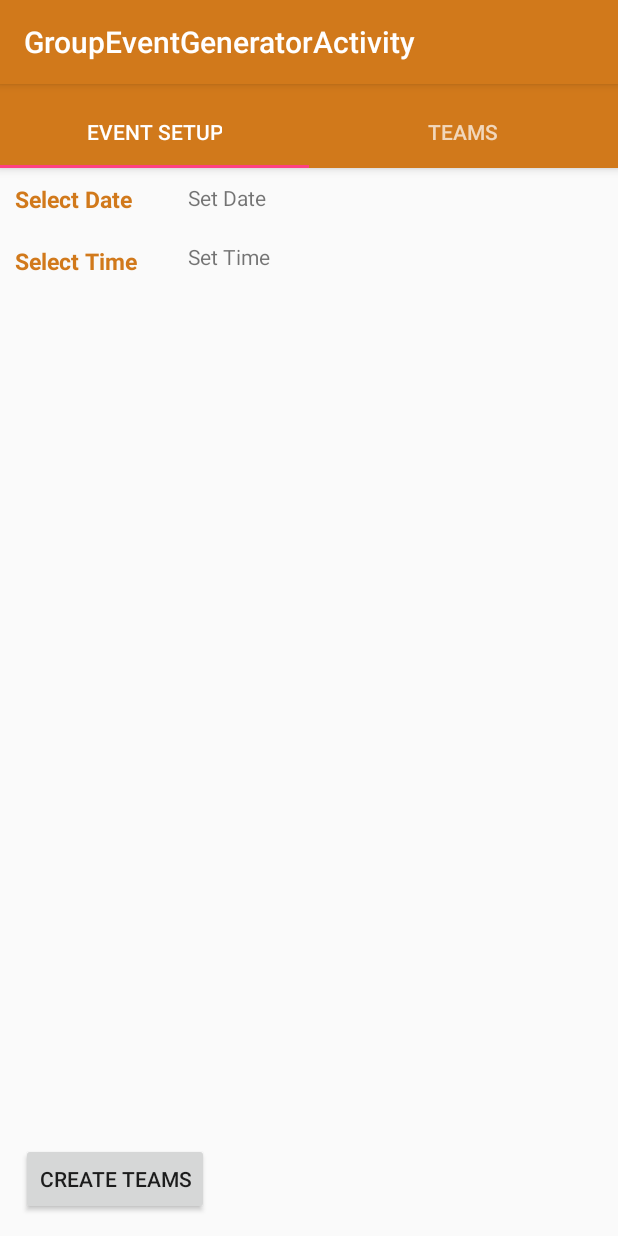
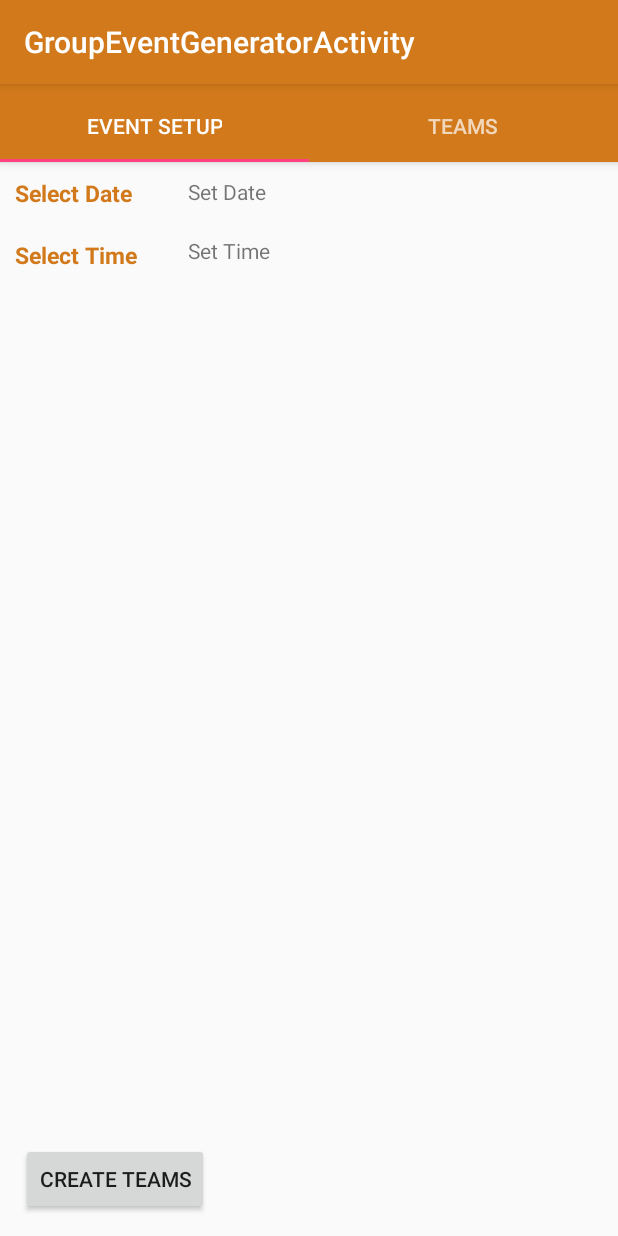
Before and after one commit to seanr89/MyGroupRandomiser, an Android app: the GroupEventGeneratorActivity screen opened directly, with no data from a screen before it, on a phone screen of 412 x 824 dp. Run offline under Robolectric (Android 15) with nearby library versions, the light colour scheme and no system bars; 1 statement that could not run was skipped.

Commit message:
Minor dimension updates

```diff
--- a/app/src/main/res/values/dimens.xml
+++ b/app/src/main/res/values/dimens.xml
@@ -5,5 +5,5 @@
     <dimen name="nav_header_vertical_spacing">8dp</dimen>
     <dimen name="nav_header_height">176dp</dimen>
     <dimen name="fab_margin">16dp</dimen>
-    <dimen name="appbar_padding_top">8dp</dimen>
+    <dimen name="appbar_padding_top">4dp</dimen>
 </resources>
```
